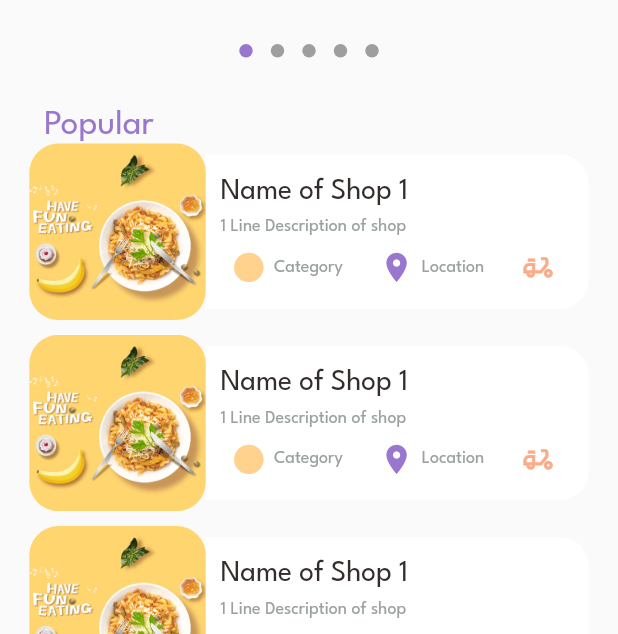
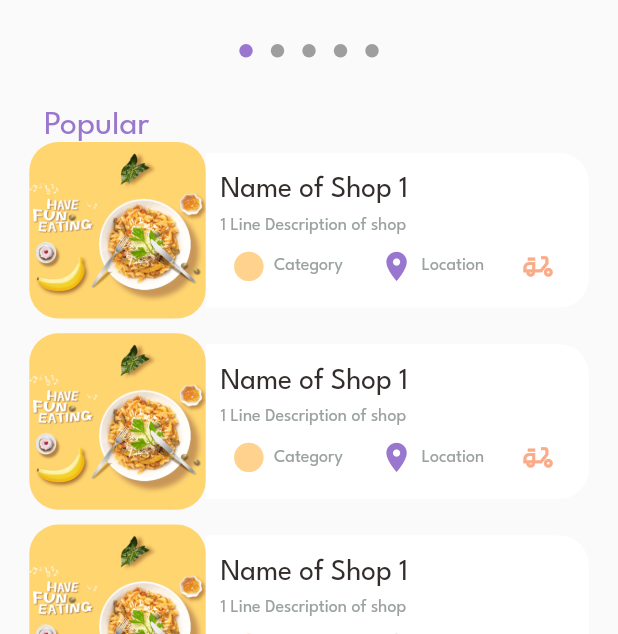
Before and after one commit to KanielPinto/lokal-app, a Flutter app: the screen it shows after launch, on a phone screen of 412 x 824 dp. Shown: the part 602-1236 px from the top of the screen. Run offline on Flutter 3.47's test engine with Material 2 defaults, Android fonts, the phone set to English and light mode, and no system bars; drawn by our look-alikes of dots_indicator; our stand-ins replace get.

Commit message:
font-size edit

```diff
--- a/lokal_app_v1/lib/homepage/home_page_body.dart
+++ b/lokal_app_v1/lib/homepage/home_page_body.dart
@@ -71,7 +71,7 @@ class _HomePageBodyState extends State<HomePageBody> {
             children: [
               HeaderText(
                 text: "Popular",
-                size: Dimensions.font20 * 1.2,
+                size: Dimensions.font20 * 1.15,
                 color: AppColors.mainColor,
               )
             ],
```
